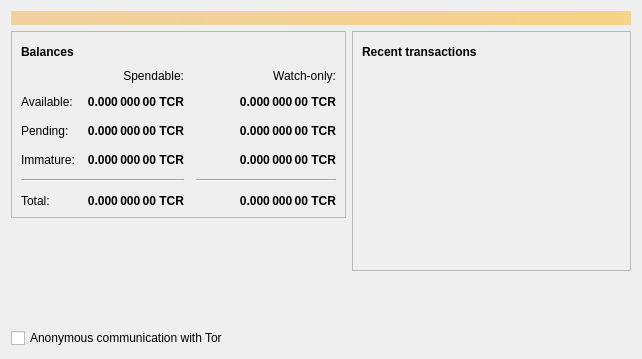
Above: src/qt/forms/overviewpage.ui from tecracoin/tecracoin before the change. Below: the same form after it.
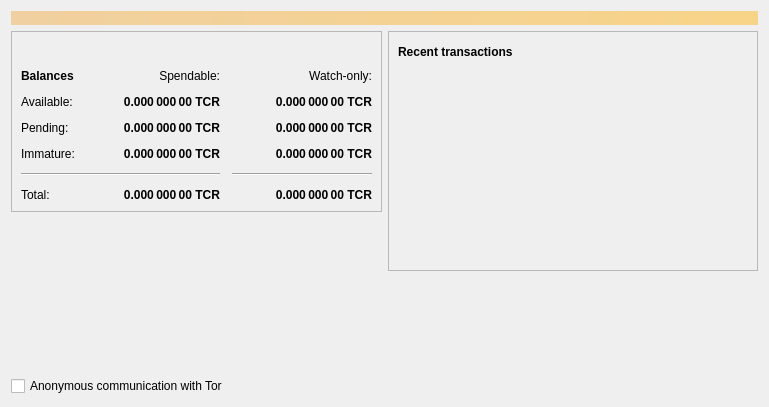
That is the form after the change. Icons and pictures are not drawn.

```diff
--- a/src/qt/forms/overviewpage.ui
+++ b/src/qt/forms/overviewpage.ui
@@ -6,8 +6,8 @@
    <rect>
     <x>0</x>
     <y>0</y>
-    <width>642</width>
-    <height>359</height>
+    <width>769</width>
+    <height>407</height>
    </rect>
   </property>
   <property name="windowTitle">
@@ -48,19 +48,6 @@
          <layout class="QVBoxLayout" name="verticalLayout_4">
           <item>
            <layout class="QHBoxLayout" name="horizontalLayout_4">
-            <item>
-             <widget class="QLabel" name="label_5">
-              <property name="font">
-               <font>
-                <weight>75</weight>
-                <bold>true</bold>
-               </font>
-              </property>
-              <property name="text">
-               <string>Balances</string>
-              </property>
-             </widget>
-            </item>
             <item>
              <widget class="QPushButton" name="labelWalletStatus">
               <property name="enabled">
@@ -110,11 +97,49 @@
            </layout>
           </item>
           <item>
-           <layout class="QGridLayout" name="gridLayout" rowstretch="0,0,0,0,0,0,0">
+           <layout class="QGridLayout" name="gridLayout">
             <property name="spacing">
              <number>12</number>
             </property>
-            <item row="3" column="2">
+            <item row="10" column="1">
+             <widget class="QLabel" name="labelImmature">
+              <property name="font">
+               <font>
+                <weight>75</weight>
+                <bold>true</bold>
+               </font>
+              </property>
+              <property name="cursor">
+               <cursorShape>IBeamCursor</cursorShape>
+              </property>
+              <property name="toolTip">
+               <string>Mined balance that has not yet matured</string>
+              </property>
+              <property name="text">
+               <string notr="true">0.000 000 00 TCR</string>
+              </property>
+              <property name="alignment">
+               <set>Qt::AlignRight|Qt::AlignTrailing|Qt::AlignVCenter</set>
+              </property>
+              <property name="textInteractionFlags">
+               <set>Qt::LinksAccessibleByMouse|Qt::TextSelectableByKeyboard|Qt::TextSelectableByMouse</set>
+              </property>
+             </widget>
+            </item>
+            <item row="0" column="0">
+             <widget class="QLabel" name="label">
+              <property name="font">
+               <font>
+                <weight>75</weight>
+                <bold>true</bold>
+               </font>
+              </property>
+              <property name="text">
+               <string>Balances</string>
+              </property>
+             </widget>
+            </item>
+            <item row="10" column="2">
              <widget class="QLabel" name="labelWatchImmature">
               <property name="font">
                <font>
@@ -139,7 +164,7 @@
               </property>
              </widget>
             </item>
-            <item row="6" column="2">
+            <item row="13" column="2">
              <widget class="QLabel" name="labelWatchTotal">
               <property name="font">
                <font>
@@ -164,64 +189,14 @@
               </property>
              </widget>
             </item>
-            <item row="1" column="1">
-             <widget class="QLabel" name="labelBalance">
-              <property name="font">
-               <font>
-                <weight>75</weight>
-                <bold>true</bold>
-               </font>
+            <item row="11" column="0" colspan="2">
+             <widget class="Line" name="line">
+              <property name="orientation">
+               <enum>Qt::Horizontal</enum>
               </property>
-              <property name="cursor">
-               <cursorShape>IBeamCursor</cursorShape>
-              </property>
-              <property name="toolTip">
-               <string>Your current spendable balance</string>
-              </property>
-              <property name="text">
-               <string notr="true">0.000 000 00 TCR</string>
-              </property>
-              <property name="alignment">
-               <set>Qt::AlignRight|Qt::AlignTrailing|Qt::AlignVCenter</set>
-              </property>
-              <property name="textInteractionFlags">
-               <set>Qt::LinksAccessibleByMouse|Qt::TextSelectableByKeyboard|Qt::TextSelectableByMouse</set>
-              </property>
              </widget>
             </item>
-            <item row="2" column="2">
-             <widget class="QLabel" name="labelWatchPending">
-              <property name="font">
-               <font>
-                <weight>75</weight>
-                <bold>true</bold>
-               </font>
-              </property>
-              <property name="cursor">
-               <cursorShape>IBeamCursor</cursorShape>
-              </property>
-              <property name="toolTip">
-               <string>Unconfirmed transactions to watch-only addresses</string>
-              </property>
-              <property name="text">
-               <string notr="true">0.000 000 00 TCR</string>
-              </property>
-              <property name="alignment">
-               <set>Qt::AlignRight|Qt::AlignTrailing|Qt::AlignVCenter</set>
-              </property>
-              <property name="textInteractionFlags">
-               <set>Qt::LinksAccessibleByMouse|Qt::TextSelectableByKeyboard|Qt::TextSelectableByMouse</set>
-              </property>
-             </widget>
-            </item>
-            <item row="6" column="0">
-             <widget class="QLabel" name="labelTotalText">
-              <property name="text">
-               <string>Total:</string>
-              </property>
-             </widget>
-            </item>
-            <item row="6" column="1">
+            <item row="13" column="1">
              <widget class="QLabel" name="labelTotal">
               <property name="font">
                <font>
@@ -246,143 +221,7 @@
               </property>
              </widget>
             </item>
-            <item row="1" column="0">
-             <widget class="QLabel" name="labelBalanceText">
-              <property name="text">
-               <string>Available:</string>
-              </property>
-             </widget>
-            </item>
-            <item row="3" column="1">
-             <widget class="QLabel" name="labelImmature">
-              <property name="font">
-               <font>
-                <weight>75</weight>
-                <bold>true</bold>
-               </font>
-              </property>
-              <property name="cursor">
-               <cursorShape>IBeamCursor</cursorShape>
-              </property>
-              <property name="toolTip">
-               <string>Mined balance that has not yet matured</string>
-              </property>
-              <property name="text">
-               <string notr="true">0.000 000 00 TCR</string>
-              </property>
-              <property name="alignment">
-               <set>Qt::AlignRight|Qt::AlignTrailing|Qt::AlignVCenter</set>
-              </property>
-              <property name="textInteractionFlags">
-               <set>Qt::LinksAccessibleByMouse|Qt::TextSelectableByKeyboard|Qt::TextSelectableByMouse</set>
-              </property>
-             </widget>
-            </item>
-            <item row="2" column="1">
-             <widget class="QLabel" name="labelUnconfirmed">
-              <property name="font">
-               <font>
-                <weight>75</weight>
-                <bold>true</bold>
-               </font>
-              </property>
-              <property name="cursor">
-               <cursorShape>IBeamCursor</cursorShape>
-              </property>
-              <property name="toolTip">
-               <string>Total of transactions that have yet to be confirmed, and do not yet count toward the spendable balance</string>
-              </property>
-              <property name="text">
-               <string notr="true">0.000 000 00 TCR</string>
-              </property>
-              <property name="alignment">
-               <set>Qt::AlignRight|Qt::AlignTrailing|Qt::AlignVCenter</set>
-              </property>
-              <property name="textInteractionFlags">
-               <set>Qt::LinksAccessibleByMouse|Qt::TextSelectableByKeyboard|Qt::TextSelectableByMouse</set>
-              </property>
-             </widget>
-            </item>
-            <item row="2" column="3">
-             <spacer name="horizontalSpacer_2">
-              <property name="orientation">
-               <enum>Qt::Horizontal</enum>
-              </property>
-              <property name="sizeHint" stdset="0">
-               <size>
-                <width>40</width>
-                <height>20</height>
-               </size>
-              </property>
-             </spacer>
-            </item>
-            <item row="0" column="2">
-             <widget class="QLabel" name="labelWatchonly">
-              <property name="text">
-               <string>Watch-only:</string>
-              </property>
-              <property name="alignment">
-               <set>Qt::AlignRight|Qt::AlignTrailing|Qt::AlignVCenter</set>
-              </property>
-             </widget>
-            </item>
-            <item row="0" column="1">
-             <widget class="QLabel" name="labelSpendable">
-              <property name="text">
-               <string>Spendable:</string>
-              </property>
-              <property name="alignment">
-               <set>Qt::AlignRight|Qt::AlignTrailing|Qt::AlignVCenter</set>
-              </property>
-             </widget>
-            </item>
-            <item row="1" column="2">
-             <widget class="QLabel" name="labelWatchAvailable">
-              <property name="font">
-               <font>
-                <weight>75</weight>
-                <bold>true</bold>
-               </font>
-              </property>
-              <property name="cursor">
-               <cursorShape>IBeamCursor</cursorShape>
-              </property>
-              <property name="toolTip">
-               <string>Your current balance in watch-only addresses</string>
-              </property>
-              <property name="text">
-               <string notr="true">0.000 000 00 TCR</string>
-              </property>
-              <property name="alignment">
-               <set>Qt::AlignRight|Qt::AlignTrailing|Qt::AlignVCenter</set>
-              </property>
-              <property name="textInteractionFlags">
-               <set>Qt::LinksAccessibleByMouse|Qt::TextSelectableByKeyboard|Qt::TextSelectableByMouse</set>
-              </property>
-             </widget>
-            </item>
-            <item row="3" column="0">
-             <widget class="QLabel" name="labelImmatureText">
-              <property name="text">
-               <string>Immature:</string>
-              </property>
-             </widget>
-            </item>
-            <item row="5" column="0" colspan="2">
-             <widget class="Line" name="line">
-              <property name="orientation">
-               <enum>Qt::Horizontal</enum>
-              </property>
-             </widget>
-            </item>
-            <item row="2" column="0">
-             <widget class="QLabel" name="labelPendingText">
-              <property name="text">
-               <string>Pending:</string>
-              </property>
-             </widget>
-            </item>
-            <item row="5" column="2">
+            <item row="11" column="2">
              <widget class="Line" name="lineWatchBalance">
               <property name="sizePolicy">
                <sizepolicy hsizetype="Preferred" vsizetype="Fixed">
@@ -401,6 +240,154 @@
               </property>
              </widget>
             </item>
+            <item row="13" column="0">
+             <widget class="QLabel" name="labelTotalText">
+              <property name="text">
+               <string>Total:</string>
+              </property>
+             </widget>
+            </item>
+            <item row="10" column="0">
+             <widget class="QLabel" name="labelImmatureText">
+              <property name="text">
+               <string>Immature:</string>
+              </property>
+             </widget>
+            </item>
+            <item row="9" column="2">
+             <widget class="QLabel" name="labelWatchPending">
+              <property name="font">
+               <font>
+                <weight>75</weight>
+                <bold>true</bold>
+               </font>
+              </property>
+              <property name="cursor">
+               <cursorShape>IBeamCursor</cursorShape>
+              </property>
+              <property name="toolTip">
+               <string>Unconfirmed transactions to watch-only addresses</string>
+              </property>
+              <property name="text">
+               <string notr="true">0.000 000 00 TCR</string>
+              </property>
+              <property name="alignment">
+               <set>Qt::AlignRight|Qt::AlignTrailing|Qt::AlignVCenter</set>
+              </property>
+              <property name="textInteractionFlags">
+               <set>Qt::LinksAccessibleByMouse|Qt::TextSelectableByKeyboard|Qt::TextSelectableByMouse</set>
+              </property>
+             </widget>
+            </item>
+            <item row="9" column="1">
+             <widget class="QLabel" name="labelUnconfirmed">
+              <property name="font">
+               <font>
+                <weight>75</weight>
+                <bold>true</bold>
+               </font>
+              </property>
+              <property name="cursor">
+               <cursorShape>IBeamCursor</cursorShape>
+              </property>
+              <property name="toolTip">
+               <string>Total of transactions that have yet to be confirmed, and do not yet count toward the spendable balance</string>
+              </property>
+              <property name="text">
+               <string notr="true">0.000 000 00 TCR</string>
+              </property>
+              <property name="alignment">
+               <set>Qt::AlignRight|Qt::AlignTrailing|Qt::AlignVCenter</set>
+              </property>
+              <property name="textInteractionFlags">
+               <set>Qt::LinksAccessibleByMouse|Qt::TextSelectableByKeyboard|Qt::TextSelectableByMouse</set>
+              </property>
+             </widget>
+            </item>
+            <item row="8" column="2">
+             <widget class="QLabel" name="labelWatchAvailable">
+              <property name="font">
+               <font>
+                <weight>75</weight>
+                <bold>true</bold>
+               </font>
+              </property>
+              <property name="cursor">
+               <cursorShape>IBeamCursor</cursorShape>
+              </property>
+              <property name="toolTip">
+               <string>Your current balance in watch-only addresses</string>
+              </property>
+              <property name="text">
+               <string notr="true">0.000 000 00 TCR</string>
+              </property>
+              <property name="alignment">
+               <set>Qt::AlignRight|Qt::AlignTrailing|Qt::AlignVCenter</set>
+              </property>
+              <property name="textInteractionFlags">
+               <set>Qt::LinksAccessibleByMouse|Qt::TextSelectableByKeyboard|Qt::TextSelectableByMouse</set>
+              </property>
+             </widget>
+            </item>
+            <item row="8" column="0">
+             <widget class="QLabel" name="labelBalanceText">
+              <property name="text">
+               <string>Available:</string>
+              </property>
+             </widget>
+            </item>
+            <item row="9" column="0">
+             <widget class="QLabel" name="labelPendingText">
+              <property name="text">
+               <string>Pending:</string>
+              </property>
+             </widget>
+            </item>
+            <item row="0" column="1">
+             <widget class="QLabel" name="labelSpendable">
+              <property name="text">
+               <string>Spendable:</string>
+              </property>
+              <property name="alignment">
+               <set>Qt::AlignRight|Qt::AlignTrailing|Qt::AlignVCenter</set>
+              </property>
+             </widget>
+            </item>
+            <item row="8" column="1">
+             <widget class="QLabel" name="labelBalance">
+              <property name="font">
+               <font>
+                <weight>75</weight>
+                <bold>true</bold>
+               </font>
+              </property>
+              <property name="cursor">
+               <cursorShape>IBeamCursor</cursorShape>
+              </property>
+              <property name="toolTip">
+               <string>Your current spendable balance</string>
+              </property>
+              <property name="text">
+               <string notr="true">0.000 000 00 TCR</string>
+              </property>
+              <property name="alignment">
+               <set>Qt::AlignRight|Qt::AlignTrailing|Qt::AlignVCenter</set>
+              </property>
+              <property name="textInteractionFlags">
+               <set>Qt::LinksAccessibleByMouse|Qt::TextSelectableByKeyboard|Qt::TextSelectableByMouse</set>
+              </property>
+             </widget>
+            </item>
+            <item row="0" column="2">
+             <widget class="QLabel" name="labelWatchonly">
+              <property name="text">
+               <string>Watch-only:</string>
+              </property>
+              <property name="alignment">
+               <set>Qt::AlignRight|Qt::AlignTrailing|Qt::AlignVCenter</set>
+              </property>
+             </widget>
+            </item>
            </layout>
           </item>
          </layout>
```
